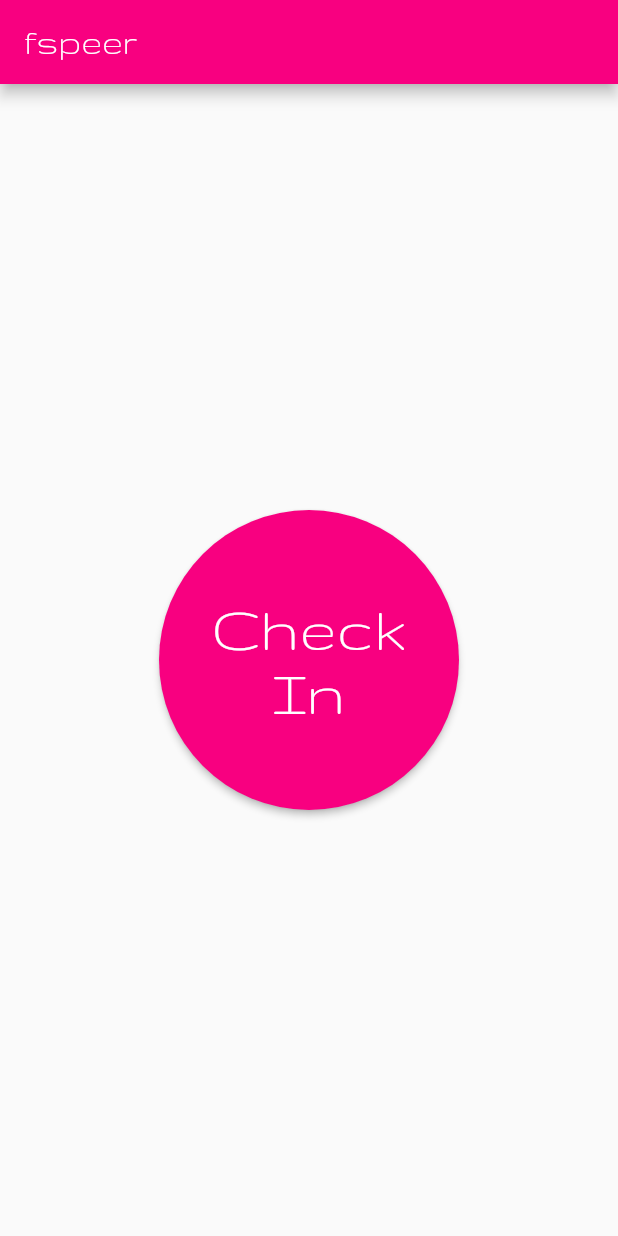
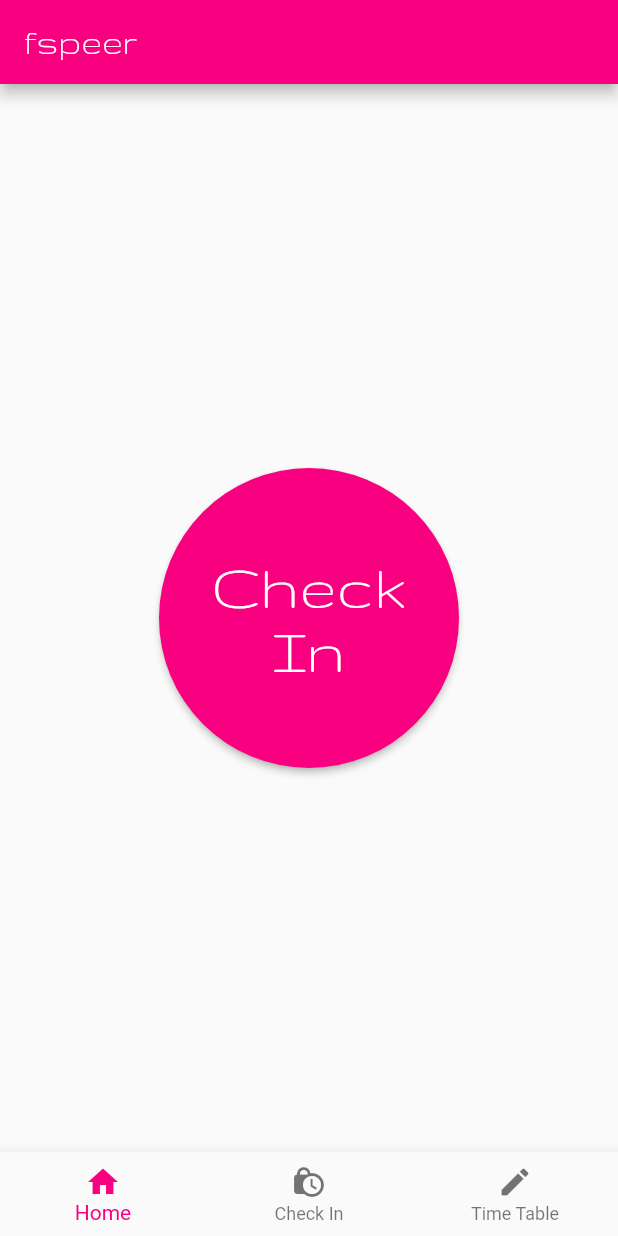
Before and after one commit to efraimdahl/fspeer, a Flutter app: the screen it shows after launch, on a phone screen of 412 x 824 dp. Run offline on Flutter 3.47's test engine with Material 2 defaults, Android fonts, the phone set to English and light mode, and no system bars.

Commit message:
added bottom navigation bar

```diff
--- a/lib/main.dart
+++ b/lib/main.dart
@@ -104,6 +104,12 @@ class _MyHomePageState extends State<MyHomePage> {
           ),
         ),
       ),
+      bottomNavigationBar: BottomNavigationBar(items: const [
+        BottomNavigationBarItem(icon: Icon(Icons.home), label: "Home"),
+        BottomNavigationBarItem(
+            icon: Icon(Icons.lock_clock), label: "Check In"),
+        BottomNavigationBarItem(icon: Icon(Icons.edit), label: "Time Table"),
+      ]),
     );
   }
 }
```
